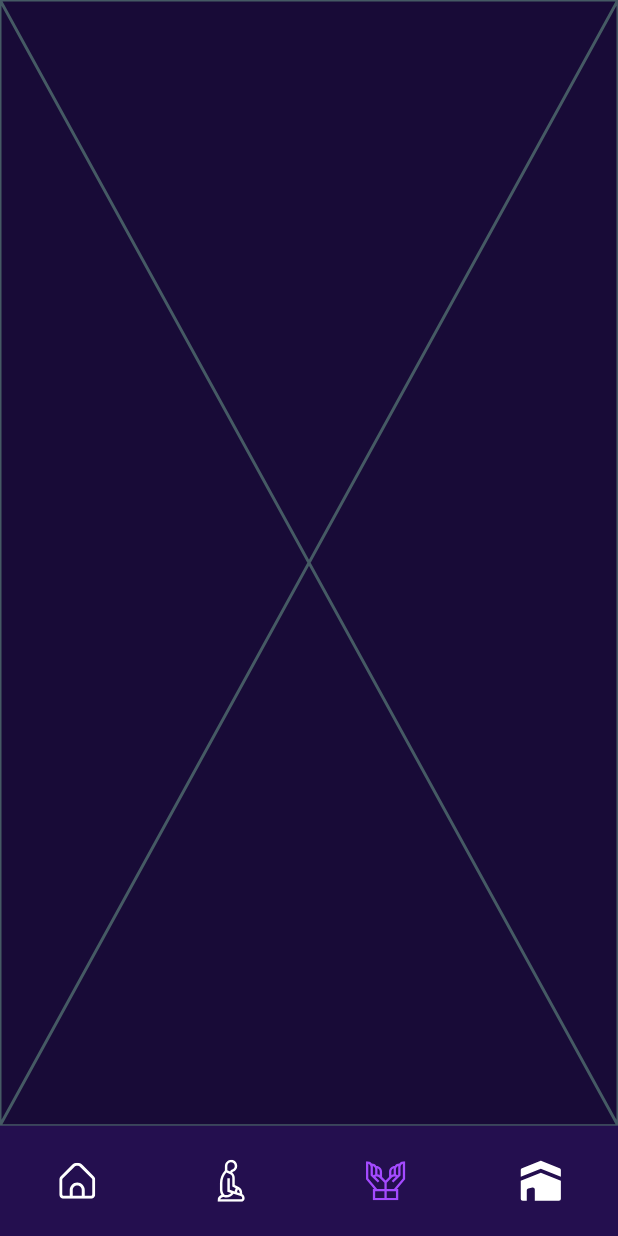
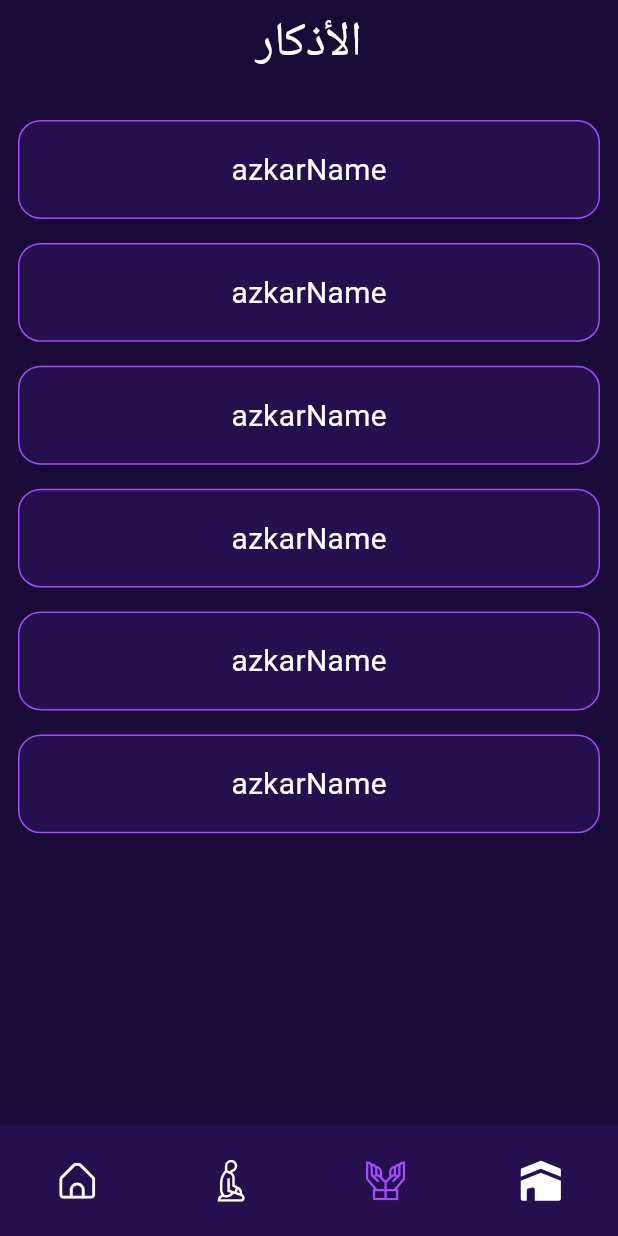
Before and after one commit to Fady4Mohamed/muslim, a Flutter app: the screen it shows after launch, item 3 of the bottom bar chosen, on a phone screen of 412 x 824 dp. Run offline on Flutter 3.47's test engine with Material 3 defaults, Android fonts, the phone set to English and light mode, and no system bars; our stand-ins replace bloc, device_preview, dio, flutter_bloc, flutter_screenutil, flutter_svg and 3 more; missing offline and left inert: flutter_qiblah, home_widget; Roboto replaces fonts that are missing (Cairo).

Commit message:
azkar ui done

```diff
--- a/lib/app/core/utils/app_images.dart
+++ b/lib/app/core/utils/app_images.dart
@@ -41,4 +41,11 @@ class AppImages {
   /// Assets for imagesQiblaBackImg
   /// assets/images/qiblaBackImg.png
   static const String imagesQiblaBackImg = "assets/images/qiblaBackImg.png";
+
+
+  /// azkar images
+  static const String rightCornerImage = "assets/images/Cornerr 1.png";
+  static const String leftCornerImage = "assets/images/Cornerr 2.png";
+  static const String centerImage = "assets/images/HadithCardBackGround 1.png";
+  static const String bottomImage = "assets/images/Vector.svg";
 }
--- a/lib/app/featuers/azkar/presentation/azkar_view.dart
+++ /dev/null
@@ -1,10 +0,0 @@
-import 'package:flutter/material.dart';
-
-class AzkarView extends StatelessWidget {
-  const AzkarView({super.key});
-
-  @override
-  Widget build(BuildContext context) {
-    return const Placeholder();
-  }
-}
--- /dev/null
+++ b/lib/app/featuers/azkar/presentation/ui/azkar_button.dart
@@ -0,0 +1,40 @@
+import 'package:flutter/material.dart';
+import 'package:muslim/app/core/utils/app_color.dart';
+import 'package:muslim/app/featuers/azkar/presentation/ui/azkar_page.dart';
+import 'package:muslim/app/shared/custom_text.dart';
+
+class AzkarButton extends StatelessWidget {
+  const AzkarButton({super.key, required this.azkarName});
+  final String azkarName;
+
+  @override
+  Widget build(BuildContext context) {
+    return GestureDetector(
+      onTap: () {
+        Navigator.push(context, MaterialPageRoute(
+          builder: (context) {
+            return const AzkarPage();
+          },
+        ));
+      },
+      child: Padding(
+        padding: const EdgeInsets.symmetric(horizontal: 12, vertical: 8),
+        child: Container(
+          height: MediaQuery.of(context).size.height * 0.08,
+          padding: const EdgeInsets.all(8),
+          decoration: BoxDecoration(
+            color: AppColor.mainColorLight,
+            borderRadius: BorderRadius.circular(15),
+            border: Border.all(
+              color: AppColor.secondaryColor, // Outline color
+              width: 1, // Outline thickness
+            ),
+          ),
+          child: Center(
+            child: CustomText(text: azkarName, fontSize: 20),
+          ),
+        ),
+      ),
+    );
+  }
+}
--- /dev/null
+++ b/lib/app/featuers/azkar/presentation/ui/azkar_view.dart
@@ -0,0 +1,29 @@
+import 'package:flutter/material.dart';
+import 'package:muslim/app/core/utils/app_color.dart';
+import 'package:muslim/app/featuers/azkar/presentation/ui/azkar_button.dart';
+import 'package:muslim/app/shared/custom_text.dart';
+
+class AzkarView extends StatelessWidget {
+  const AzkarView({super.key});
+
+  @override
+  Widget build(BuildContext context) {
+    return Scaffold(
+      appBar: AppBar(
+        backgroundColor: AppColor.mainColor,
+        title: const Center(child: CustomText(text: "الأذكار", fontSize: 32)),
+      ),
+      body: ListView(
+        padding: const EdgeInsets.symmetric(vertical: 16),
+        children: const [
+          AzkarButton(azkarName: 'azkarName'),
+          AzkarButton(azkarName: 'azkarName'),
+          AzkarButton(azkarName: 'azkarName'),
+          AzkarButton(azkarName: 'azkarName'),
+          AzkarButton(azkarName: 'azkarName'),
+          AzkarButton(azkarName: 'azkarName'),
+        ],
+      ),
+    );
+  }
+}
--- a/lib/app/shared/navigation_bar.dart
+++ b/lib/app/shared/navigation_bar.dart
@@ -3,7 +3,7 @@ import 'package:flutter_bloc/flutter_bloc.dart';
 import 'package:flutter_screenutil/flutter_screenutil.dart';
 import 'package:muslim/app/core/utils/app_color.dart';
 import 'package:muslim/app/core/utils/app_images.dart';
-import 'package:muslim/app/featuers/azkar/presentation/azkar_view.dart';
+import 'package:muslim/app/featuers/azkar/presentation/ui/azkar_view.dart';
 import 'package:muslim/app/featuers/home/presentation/home_view.dart';
 import 'package:muslim/app/featuers/prayer/presentation/prayer_view.dart';
 import 'package:muslim/app/featuers/qibla/logic/cubit/qiblah_cubit.dart';
```
Also changed, not shown: lib/app/featuers/azkar/presentation/ui/azkar_card.dart (added, +72 -0 lines), lib/app/featuers/azkar/presentation/ui/azkar_page.dart (added, +23 -0 lines), assets/images/Cornerr 1.png (added), assets/images/Cornerr 2.png (added), assets/images/HadithCardBackGround 1.png (added), assets/images/Vector.svg (added).
